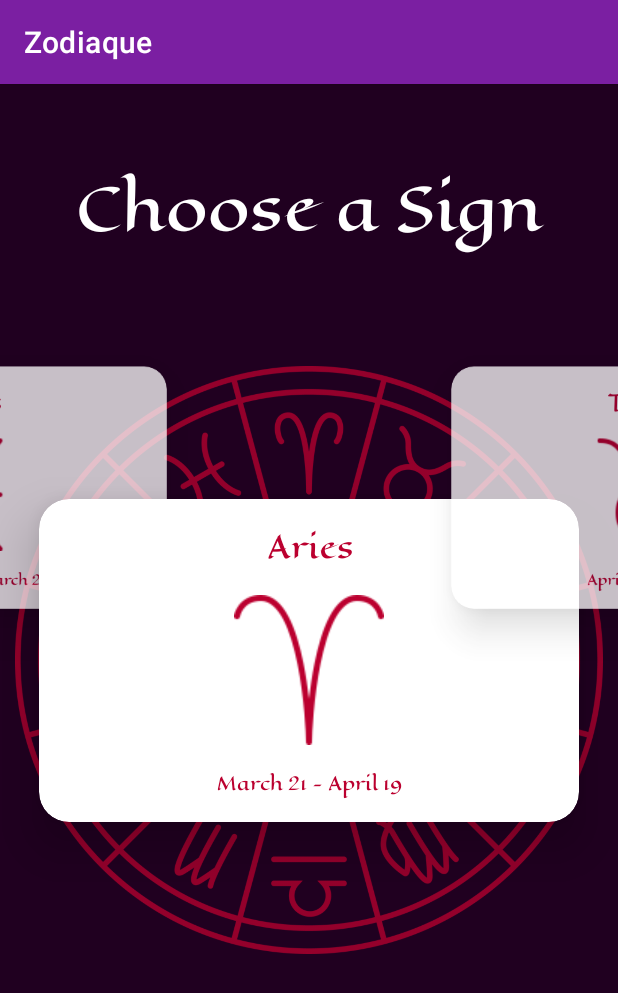
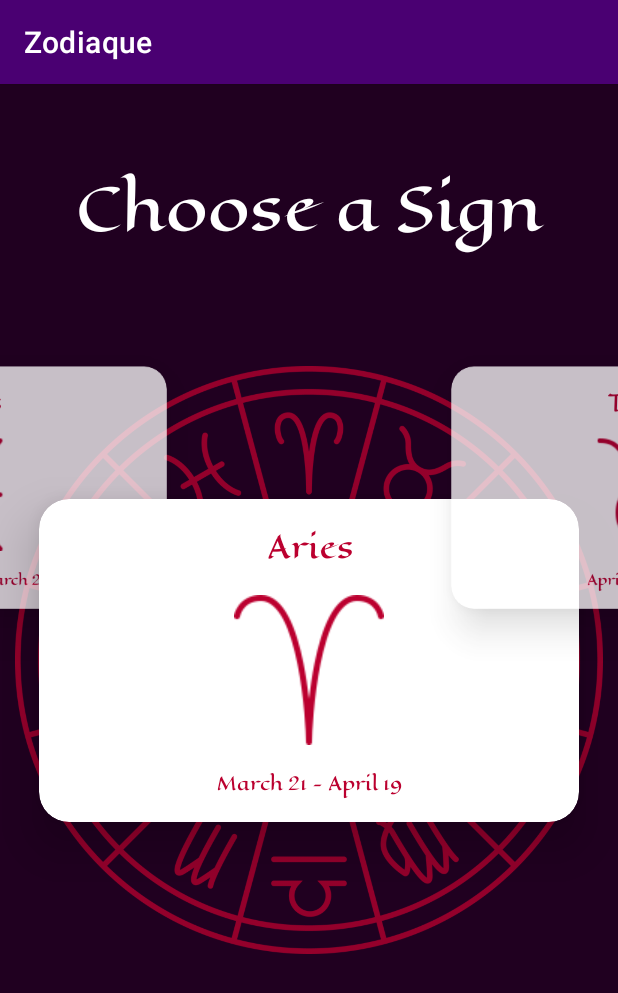
Before and after one commit to Pieisyum25/zodiaque, an Android app: the screen it shows after launch (MainActivity), on a phone screen of 412 x 824 dp. Shown: the top 993 px of the screen. Run offline under Robolectric (Android 15) with nearby library versions, the light colour scheme and no system bars; our stand-ins replace navigation-ui.

Commit message:
Added toolbar
Looks good. Next step is to make it collapsing, so the sign item in the detail fragment can be swiped up out of view.

```diff
--- a/app/src/main/AndroidManifest.xml
+++ b/app/src/main/AndroidManifest.xml
@@ -14,7 +14,7 @@
         <activity
             android:name=".MainActivity"
             android:label="@string/app_name"
-            android:theme="@style/Theme.Zodiaque">
+            android:theme="@style/Theme.Zodiaque.NoActionBar">
             <intent-filter>
                 <action android:name="android.intent.action.MAIN" />
                 <category android:name="android.intent.category.LAUNCHER" />
--- a/app/src/main/java/com/jumpstopstudios/zodiaque/MainActivity.kt
+++ b/app/src/main/java/com/jumpstopstudios/zodiaque/MainActivity.kt
@@ -5,25 +5,35 @@ import android.util.Log
 import androidx.appcompat.app.AppCompatActivity
 import androidx.navigation.NavController
 import androidx.navigation.fragment.NavHostFragment
+import androidx.navigation.ui.AppBarConfiguration
+import androidx.navigation.ui.navigateUp
+import androidx.navigation.ui.setupActionBarWithNavController
 
 const val TAG = "Main"
 
 class MainActivity : AppCompatActivity() {
 
     private lateinit var navController: NavController
+    private lateinit var appBarConfiguration: AppBarConfiguration
 
 
     override fun onCreate(savedInstanceState: Bundle?) {
         super.onCreate(savedInstanceState)
         setContentView(R.layout.activity_main)
 
+        // Toolbar:
+        setSupportActionBar(findViewById(R.id.toolbar))
+
         // Navigation:
         val navHostFragment = supportFragmentManager.findFragmentById(R.id.nav_host_fragment_container_main) as NavHostFragment
         navController = navHostFragment.navController
+        //navController = findNavController(R.id.nav_host_fragment_container_main) // works, but with fragment instead of FragmentContainer
+        appBarConfiguration = AppBarConfiguration(navController.graph)
+        setupActionBarWithNavController(navController, appBarConfiguration)
         Log.d(TAG, "Finished Main onCreate")
     }
 
     override fun onSupportNavigateUp(): Boolean {
-        return navController.navigateUp() || super.onSupportNavigateUp()
+        return navController.navigateUp(appBarConfiguration) || super.onSupportNavigateUp()
     }
 }
--- a/app/src/main/java/com/jumpstopstudios/zodiaque/SignDetailFragment.kt
+++ b/app/src/main/java/com/jumpstopstudios/zodiaque/SignDetailFragment.kt
@@ -65,7 +65,6 @@ class SignDetailFragment : Fragment() {
 
         // Init recyclerview:
         binding.signDetailRecyclerview.apply {
-            visibility = View.INVISIBLE
             layoutManager = LinearLayoutManager(context)
             adapter = SiteAdapter(viewModel.horoscope, viewLifecycleOwner)
         }
@@ -80,7 +79,7 @@ class SignDetailFragment : Fragment() {
     }
 
     /**
-     * Update status text based on viewModel loading status:
+     * Update status text and recyclerview visibility based on viewModel loading status:
      */
     private fun updateStatus(){
         binding.apply {
@@ -97,10 +96,14 @@ class SignDetailFragment : Fragment() {
                             signDetailRecyclerview.startAnimation(fadeInAnimation)
                         }
                     }
-                    LoadingStatus.FAILED -> signDetailStatus.text =
-                        "Your horoscope is currently unavailable."
-                    LoadingStatus.LOADING -> signDetailStatus.text =
-                        "Loading... (Sections: ${sectionsLoaded.value}/$sectionsTotal)"
+                    LoadingStatus.FAILED -> {
+                        signDetailRecyclerview.visibility = View.INVISIBLE
+                        signDetailStatus.text = "Your horoscope is currently unavailable."
+                    }
+                    LoadingStatus.LOADING -> {
+                        signDetailRecyclerview.visibility = View.INVISIBLE
+                        signDetailStatus.text = "Loading... (Sections: ${sectionsLoaded.value}/$sectionsTotal)"
+                    }
                 }
             }
         }
--- a/app/src/main/java/com/jumpstopstudios/zodiaque/SignItemFragment.kt
+++ b/app/src/main/java/com/jumpstopstudios/zodiaque/SignItemFragment.kt
@@ -77,7 +77,7 @@ class SignItemFragment : Fragment() {
 
             // If in centre of screen, navigate to detail fragment:
             if (page.left < screenCentre && page.right > screenCentre){
-                val action = SignListFragmentDirections.actionSignListFragmentToSignDetailFragment(sign!!)
+                val action = SignListFragmentDirections.actionSignListFragmentToSignDetailFragment(sign!!.name, sign!!)
                 view.findNavController().navigate(action)
             }
             // Else, bring it to the centre:
--- a/app/src/main/res/layout/activity_main.xml
+++ b/app/src/main/res/layout/activity_main.xml
@@ -1,15 +1,63 @@
 <?xml version="1.0" encoding="utf-8"?>
-<androidx.constraintlayout.widget.ConstraintLayout xmlns:android="http://schemas.android.com/apk/res/android"
+<androidx.coordinatorlayout.widget.CoordinatorLayout xmlns:android="http://schemas.android.com/apk/res/android"
     xmlns:app="http://schemas.android.com/apk/res-auto"
+    xmlns:tools="http://schemas.android.com/tools"
     android:layout_width="match_parent"
     android:layout_height="match_parent">
 
-    <androidx.fragment.app.FragmentContainerView
-        android:id="@+id/nav_host_fragment_container_main"
-        android:name="androidx.navigation.fragment.NavHostFragment"
+    <com.google.android.material.appbar.AppBarLayout
+        android:layout_width="match_parent"
+        android:layout_height="wrap_content">
+
+        <com.google.android.material.appbar.CollapsingToolbarLayout
+            android:id="@+id/collapsing_toolbar"
+            android:layout_width="match_parent"
+            android:layout_height="match_parent"
+            app:contentScrim="?attr/colorPrimary"
+            app:layout_scrollFlags="scroll|exitUntilCollapsed"
+            app:titleEnabled="false">
+
+            <!-- Collapsing contents here! -->
+            <androidx.constraintlayout.widget.ConstraintLayout
+                android:id="@+id/collapsing_toolbar_content"
+                android:layout_width="match_parent"
+                android:layout_height="wrap_content"
+                android:background="@null">
+
+            </androidx.constraintlayout.widget.ConstraintLayout>
+
+            <androidx.appcompat.widget.Toolbar
+                android:id="@+id/toolbar"
+                style="@style/Theme.Zodiaque.Toolbar"
+                android:layout_width="match_parent"
+                android:layout_height="?attr/actionBarSize"
+                app:layout_collapseMode="pin"
+                app:popupTheme="@style/Theme.Zodiaque.PopupOverlay"
+                app:title="@string/app_name" />
+
+        </com.google.android.material.appbar.CollapsingToolbarLayout>
+
+    </com.google.android.material.appbar.AppBarLayout>
+
+
+    <androidx.constraintlayout.widget.ConstraintLayout
         android:layout_width="match_parent"
         android:layout_height="match_parent"
-        app:defaultNavHost="true"
-        app:navGraph="@navigation/nav_graph" />
+        app:layout_behavior="@string/appbar_scrolling_view_behavior">
 
-</androidx.constraintlayout.widget.ConstraintLayout>
+        <androidx.fragment.app.FragmentContainerView
+            android:id="@+id/nav_host_fragment_container_main"
+            android:name="androidx.navigation.fragment.NavHostFragment"
+            android:layout_width="match_parent"
+            android:layout_height="match_parent"
+            app:defaultNavHost="true"
+            app:layout_constraintBottom_toBottomOf="parent"
+            app:layout_constraintLeft_toLeftOf="parent"
+            app:layout_constraintRight_toRightOf="parent"
+            app:layout_constraintTop_toTopOf="parent"
+            app:navGraph="@navigation/nav_graph"
+            tools:layout="@layout/fragment_sign_list" />
+
+    </androidx.constraintlayout.widget.ConstraintLayout>
+
+</androidx.coordinatorlayout.widget.CoordinatorLayout>
--- a/app/src/main/res/navigation/nav_graph.xml
+++ b/app/src/main/res/navigation/nav_graph.xml
@@ -7,22 +7,22 @@
     <fragment
         android:id="@+id/signListFragment"
         android:name="com.jumpstopstudios.zodiaque.SignListFragment"
-        android:label="SignListFragment" >
+        android:label="@string/app_name">
         <action
             android:id="@+id/action_signListFragment_to_signDetailFragment"
-            app:destination="@id/signDetailFragment"
-            app:enterAnim="@anim/nav_default_enter_anim"
-            app:exitAnim="@anim/nav_default_exit_anim"
-            app:popEnterAnim="@anim/nav_default_pop_enter_anim"
-            app:popExitAnim="@anim/nav_default_pop_exit_anim" />
+            app:destination="@id/signDetailFragment" />
     </fragment>
     <fragment
         android:id="@+id/signDetailFragment"
         android:name="com.jumpstopstudios.zodiaque.SignDetailFragment"
-        android:label="SignDetailFragment" >
+        android:label="{name}">
         <action
             android:id="@+id/action_signDetailFragment_to_signListFragment"
             app:destination="@id/signListFragment" />
+        <argument
+            android:name="name"
+            app:argType="string"
+            android:defaultValue="Zodiac" />
         <argument
             android:name="sign"
             app:argType="com.jumpstopstudios.zodiaque.model.Sign" />
--- a/app/src/main/res/values/styles.xml
+++ b/app/src/main/res/values/styles.xml
@@ -1,5 +1,43 @@
 <?xml version="1.0" encoding="utf-8"?>
 <resources>
+
+    <!-- Action bar. -->
+    <style name="Theme.Zodiaque.NoActionBar">
+        <item name="windowActionBar">false</item>
+        <item name="windowNoTitle">true</item>
+    </style>
+    <style name="Theme.Zodiaque.AppBarOverlay" parent="ThemeOverlay.AppCompat.Dark.ActionBar" />
+    <style name="Theme.Zodiaque.PopupOverlay" parent="ThemeOverlay.AppCompat.Light" />
+
+    <style name="Theme.Zodiaque.Toolbar">
+        <item name="popupTheme">@style/ThemeOverlay.AppCompat.Light</item>
+        <item name="android:background">?colorPrimaryVariant</item>
+        <item name="android:theme">@style/Theme.Zodiaque.ToolbarText</item>
+<!--        <item name="titleTextAppearance">@style/CustomTitleTextAppearance</item>-->
+<!--        <item name="subtitleTextAppearance">@style/CustomSubTitleTextAppearance</item>-->
+    </style>
+
+    <style name="Theme.Zodiaque.ToolbarText">
+        <!-- Color used for the title of the Toolbar - as long as not overridden -->
+        <item name="android:textColorPrimary">@color/white</item>
+        <!-- Used to color back button and three dots -->
+        <item name="android:textColorSecondary">@color/white</item>
+    </style>
+
+<!--    <style name="CustomTitleTextAppearance" parent="TextAppearance.Widget.AppCompat.Toolbar.Title">-->
+<!--        <item name="android:fontFamily">@string/ff_roboto_condensed</item>-->
+<!--        <item name="android:textSize">16sp</item>-->
+<!--        <item name="android:textColor">@color/amber_500_primary</item>-->
+<!--        <item name="android:textStyle">bold</item>-->
+<!--    </style>-->
+
+<!--    <style name="CustomSubTitleTextAppearance" parent="TextAppearance.Widget.AppCompat.Toolbar.Subtitle">-->
+<!--        <item name="android:fontFamily">@string/ff_roboto_condensed</item>-->
+<!--        <item name="android:textSize">14sp</item>-->
+<!--        <item name="android:textColor">@color/pink_500_primary</item>-->
+<!--        <item name="android:textStyle">italic</item>-->
+<!--    </style>-->
+
 
     <style name="glowingIcon">
         <item name="android:tint">?attr/colorSecondaryVariant</item>
```
